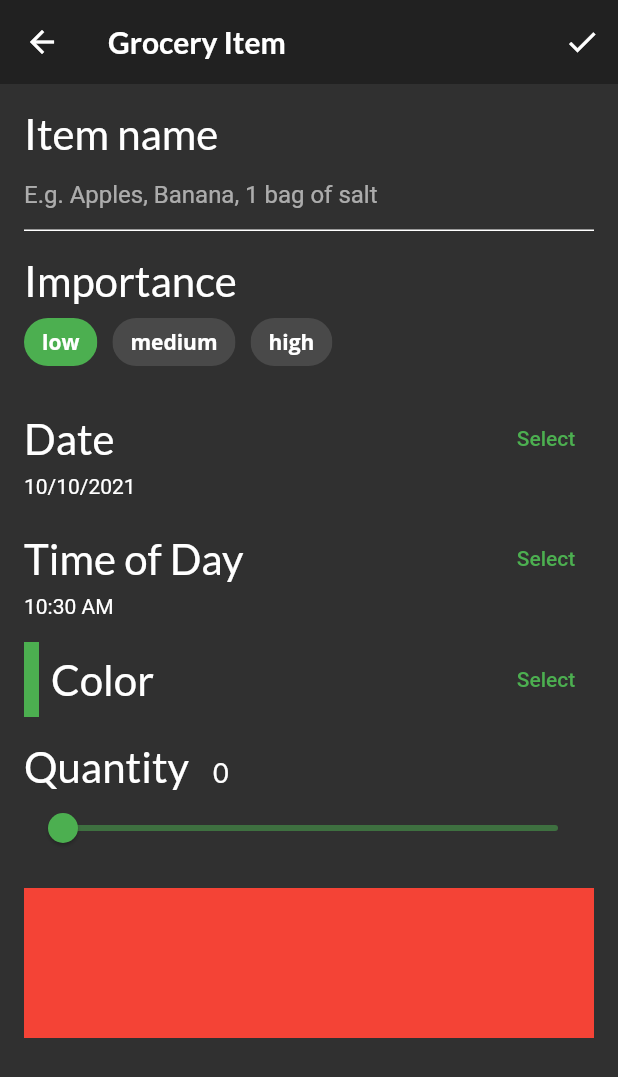
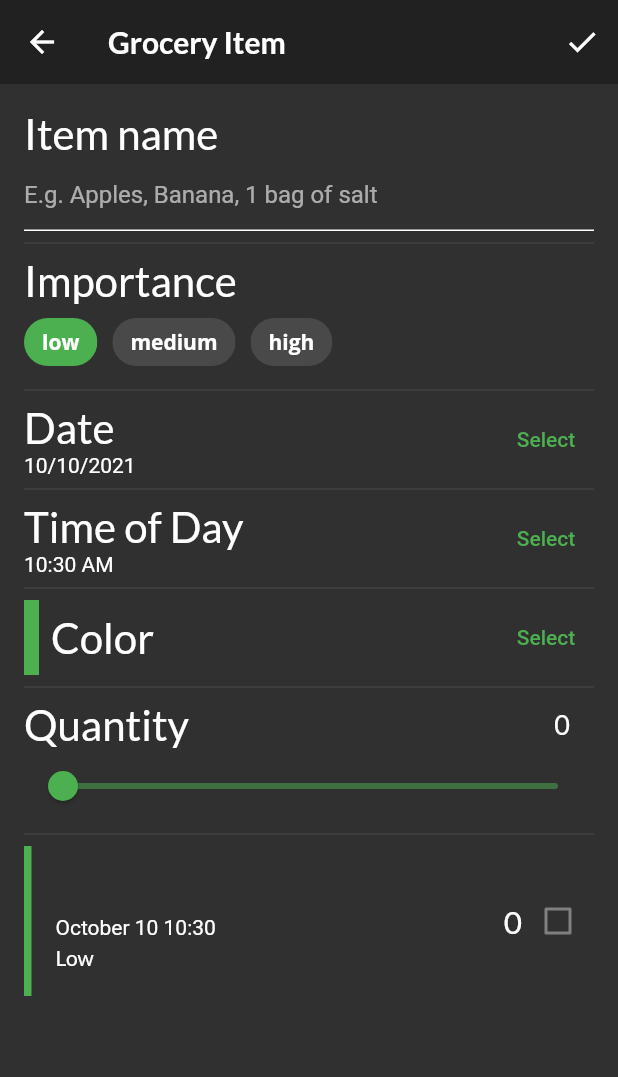
Before and after one commit to rafaellotto/fooderlich, a Flutter app: the screen it shows after launch, item 3 of the bottom bar chosen, after a tap on the "add" icon, on a phone screen of 412 x 824 dp. Shown: the top 1077 px of the screen. Run offline on Flutter 3.47's test engine with Material 2 defaults, Android fonts, the phone set to English and light mode, and no system bars; our stand-ins replace flutter_colorpicker, google_fonts.

Commit message:
Changes from item 6.12

```diff
--- a/lib/components/grocery_title.dart
+++ b/lib/components/grocery_title.dart
@@ -1,4 +1,5 @@
 import 'package:flutter/material.dart';
+import 'package:flutter/painting.dart';
 
 import 'package:fooderlich/models/grocery_item.dart';
 import 'package:google_fonts/google_fonts.dart';
@@ -19,9 +20,49 @@ class GroceryTile extends StatelessWidget {
 
   @override
   Widget build(BuildContext context) {
-    return Container(
+    return SizedBox(
       height: 100.0,
-      color: Colors.red,
+      child: Row(
+        mainAxisAlignment: MainAxisAlignment.spaceBetween,
+        children: [
+          Row(
+            children: [
+              Container(width: 5.0, color: item.color),
+              const SizedBox(width: 16.0),
+              Column(
+                mainAxisAlignment: MainAxisAlignment.center,
+                crossAxisAlignment: CrossAxisAlignment.start,
+                children: [
+                  Text(
+                    item.name,
+                    style: GoogleFonts.lato(
+                      decoration: textDecoration,
+                      fontSize: 21.0,
+                      fontWeight: FontWeight.bold,
+                    ),
+                  ),
+                  const SizedBox(height: 4),
+                  buildDate(),
+                  const SizedBox(height: 4),
+                  buildImportance(),
+                ],
+              ),
+            ],
+          ),
+          Row(
+            children: [
+              Text(
+                item.quantity.toString(),
+                style: GoogleFonts.lato(
+                  decoration: textDecoration,
+                  fontSize: 21.0,
+                ),
+              ),
+              buildCheckbox(),
+            ],
+          ),
+        ],
+      ),
     );
   }
 
--- a/lib/screens/grocery_item_screen.dart
+++ b/lib/screens/grocery_item_screen.dart
@@ -87,17 +87,17 @@ class _GroceryItemScreenState extends State<GroceryItemScreen> {
         child: ListView(
           children: [
             buildNameField(context),
-            const SizedBox(height: 16),
+            const Divider(),
             buildImportanceField(context),
-            const SizedBox(height: 16),
+            const Divider(),
             buildDateField(context),
-            const SizedBox(height: 16),
+            const Divider(),
             buildTimeField(context),
-            const SizedBox(height: 16),
+            const Divider(),
             buildColorPicker(context),
-            const SizedBox(height: 16),
+            const Divider(),
             buildQuantityField(),
-            const SizedBox(height: 16),
+            const Divider(),
             GroceryTile(
               item: GroceryItem(
                 id: 'previewMode',
@@ -211,9 +211,15 @@ class _GroceryItemScreenState extends State<GroceryItemScreen> {
         Row(
           mainAxisAlignment: MainAxisAlignment.spaceBetween,
           children: [
+            Column(
+              crossAxisAlignment: CrossAxisAlignment.start,
+              children: [
                 Text(
                   'Date',
                   style: GoogleFonts.lato(fontSize: 28),
+                ),
+                Text(DateFormat('dd/MM/yyyy').format(_dueDate)),
+              ],
             ),
             TextButton(
               child: Text(
@@ -239,7 +245,6 @@ class _GroceryItemScreenState extends State<GroceryItemScreen> {
             ),
           ],
         ),
-        Text(DateFormat('dd/MM/yyyy').format(_dueDate)),
       ],
     );
   }
@@ -251,9 +256,15 @@ class _GroceryItemScreenState extends State<GroceryItemScreen> {
         Row(
           mainAxisAlignment: MainAxisAlignment.spaceBetween,
           children: [
+            Column(
+              crossAxisAlignment: CrossAxisAlignment.start,
+              children: [
                 Text(
                   'Time of Day',
                   style: GoogleFonts.lato(fontSize: 28),
+                ),
+                Text(_timeOfDay.format(context)),
+              ],
             ),
             TextButton(
               child: Text(
@@ -275,7 +286,6 @@ class _GroceryItemScreenState extends State<GroceryItemScreen> {
             ),
           ],
         ),
-        Text(_timeOfDay.format(context)),
       ],
     );
   }
@@ -336,7 +346,8 @@ class _GroceryItemScreenState extends State<GroceryItemScreen> {
       crossAxisAlignment: CrossAxisAlignment.start,
       children: [
         Row(
-          crossAxisAlignment: CrossAxisAlignment.baseline,
+          mainAxisAlignment: MainAxisAlignment.spaceBetween,
+          crossAxisAlignment: CrossAxisAlignment.center,
           textBaseline: TextBaseline.alphabetic,
           children: [
             Text(
@@ -344,9 +355,12 @@ class _GroceryItemScreenState extends State<GroceryItemScreen> {
               style: GoogleFonts.lato(fontSize: 28),
             ),
             const SizedBox(width: 16),
-            Text(
+            Padding(
+              padding: const EdgeInsets.only(right: 16.0),
+              child: Text(
                 _currentSliderValue.toInt().toString(),
                 style: GoogleFonts.lato(fontSize: 18),
+              ),
             ),
           ],
         ),
@@ -357,7 +371,6 @@ class _GroceryItemScreenState extends State<GroceryItemScreen> {
           min: 0.0,
           max: 100.0,
           divisions: 100,
-          label: _currentSliderValue.toInt().toString(),
           onChanged: (double value) {
             setState(
               () {
```
Lines whose indentation alone changed are shown as unchanged.
